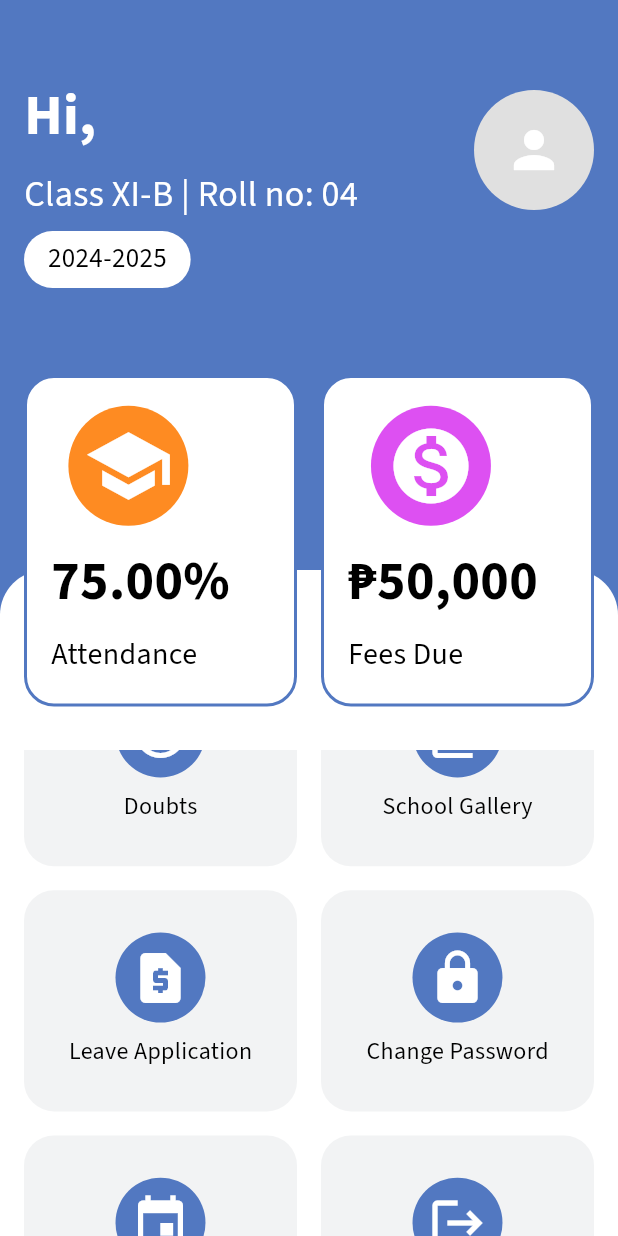
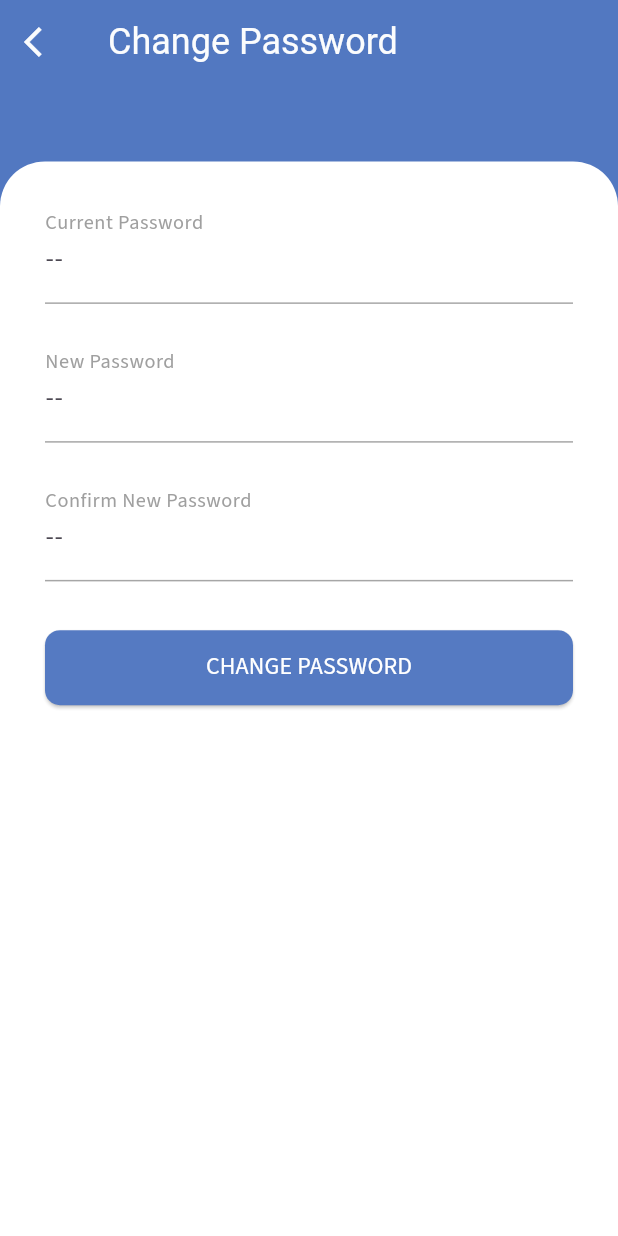
Before and after one commit to georgecabaccang/iskulapp-flutter, a Flutter app: the HomePage screen opened directly with empty values, scrolled down 576 dp, after a tap on "Change Password", on a phone screen of 412 x 824 dp. Run offline on Flutter 3.47's test engine with Material 3 defaults, Android fonts, the phone set to English and light mode, and no system bars; our stand-ins replace dotted_line, flutter_bloc, flutter_dotenv, flutter_secure_storage, flutter_spinkit, freezed_annotation and 1 more; accounts and stored records are empty.

Commit message:
added leave application and change password page

```diff
--- a/lib/features/auth/auth_repository/auth_api_repository.dart
+++ b/lib/features/auth/auth_repository/auth_api_repository.dart
@@ -1,3 +1,5 @@
+import 'package:flutter/foundation.dart';
+
 import 'schemas/schemas.dart';
 import 'package:school_erp/features/shared/constants/http_status.dart';
 import 'package:http/http.dart' as http;
@@ -65,6 +67,7 @@ class AuthRepository {
           "client_secret": clientSecret
         }));
     final parsed = jsonDecode(res.body);
+    debugPrint('parsed; $parsed');
     final String accessToken = parsed['access_token'];
     return accessToken;
   }
--- /dev/null
+++ b/lib/pages/change_password/change_password_page.dart
@@ -0,0 +1,84 @@
+import 'package:flutter/material.dart';
+import 'package:school_erp/theme/colors.dart';
+import 'package:school_erp/pages/common_widgets/custom_app_bar.dart';
+import 'package:school_erp/pages/assignment/widgets/assignment_animation_manager.dart';
+import 'package:school_erp/pages/change_password/widgets/change_password_card.dart'; // Import the new widget
+
+class ChangePasswordPage extends StatefulWidget {
+  const ChangePasswordPage({super.key});
+
+  @override
+  _ChangePasswordPageState createState() => _ChangePasswordPageState();
+}
+
+class _ChangePasswordPageState extends State<ChangePasswordPage>
+    with SingleTickerProviderStateMixin {
+  late AssignmentAnimationManager animationManager;
+
+  @override
+  void initState() {
+    super.initState();
+    animationManager = AssignmentAnimationManager(vsync: this);
+    _startAnimation();
+  }
+
+  void _startAnimation() {
+    animationManager.startAnimation();
+  }
+
+  void _handleBackPress() {
+    animationManager.reverseAnimation();
+    Future.delayed(animationManager.duration, () {
+      if (mounted) {
+        Navigator.pop(context);
+      }
+    });
+  }
+
+  @override
+  Widget build(BuildContext context) {
+    return Scaffold(
+      appBar: CustomAppBar(
+        title: "Change Password",
+        fadeAnimation: animationManager.fadeAnimation,
+        onBackPressed: _handleBackPress,
+      ),
+      body: Stack(
+        children: [
+          // Background with gradient and some designs
+          Container(color: AppColors.primaryColor),
+          AnimatedBuilder(
+            animation: animationManager.controller,
+            builder: (context, child) {
+              return Positioned(
+                top: animationManager.topPosition,
+                left: 0,
+                right: 0,
+                bottom: 0,
+                child: Container(
+                  decoration: const BoxDecoration(
+                    color: Colors.white,
+                    borderRadius: BorderRadius.only(
+                      topLeft: Radius.circular(30.0),
+                      topRight: Radius.circular(30.0),
+                    ),
+                  ),
+                  child: FadeTransition(
+                    opacity: animationManager.fadeAnimation,
+                    child: const ChangePasswordCard(),
+                  ),
+                ),
+              );
+            },
+          ),
+        ],
+      ),
+    );
+  }
+
+  @override
+  void dispose() {
+    animationManager.dispose();
+    super.dispose();
+  }
+}
--- /dev/null
+++ b/lib/pages/change_password/widgets/change_password_card.dart
@@ -0,0 +1,80 @@
+import 'package:flutter/material.dart';
+import 'package:school_erp/theme/text_styles.dart';
+
+class ChangePasswordCard extends StatelessWidget {
+  const ChangePasswordCard({Key? key}) : super(key: key);
+
+  @override
+  Widget build(BuildContext context) {
+    return Padding(
+      padding: const EdgeInsets.only(left: 30.0, right: 30.0, top: 10.0),
+      child: Column(
+        crossAxisAlignment: CrossAxisAlignment.start,
+        children: [
+          const SizedBox(height: 16.0),
+          TextField(
+            decoration: InputDecoration(
+              labelText: 'Current Password',
+              labelStyle:
+                  bodyStyle().copyWith(color: Colors.grey, fontSize: 18),
+              hintText: '--',
+              floatingLabelBehavior: FloatingLabelBehavior.always,
+              border: InputBorder.none,
+            ),
+            style: bodyStyle().copyWith(fontSize: 18),
+            obscureText: true, // Hide password input
+          ),
+          const Divider(color: Color(0xFFA5A5A5)),
+          const SizedBox(height: 16.0),
+          TextField(
+            decoration: InputDecoration(
+              labelText: 'New Password',
+              labelStyle:
+                  bodyStyle().copyWith(color: Colors.grey, fontSize: 18),
+              hintText: '--',
+              floatingLabelBehavior: FloatingLabelBehavior.always,
+              border: InputBorder.none,
+            ),
+            style: bodyStyle().copyWith(fontSize: 18),
+            obscureText: true, // Hide password input
+          ),
+          const Divider(color: Color(0xFFA5A5A5)),
+          const SizedBox(height: 16.0),
+          TextField(
+            decoration: InputDecoration(
+              labelText: 'Confirm New Password',
+              labelStyle:
+                  bodyStyle().copyWith(color: Colors.grey, fontSize: 18),
+              hintText: '--',
+              floatingLabelBehavior: FloatingLabelBehavior.always,
+              border: InputBorder.none,
+            ),
+            maxLines: 1,
+            style: bodyStyle().copyWith(fontSize: 18),
+            obscureText: true, // Hide password input
+          ),
+          const Divider(color: Color(0xFFA5A5A5)),
+          const SizedBox(height: 25),
+          Center(
+            child: ElevatedButton(
+              style: ElevatedButton.styleFrom(
+                backgroundColor: const Color(0xFF5278C1),
+                shape: RoundedRectangleBorder(
+                  borderRadius: BorderRadius.circular(10),
+                ),
+                minimumSize: const Size(double.infinity, 50),
+              ),
+              onPressed: () {
+                // Submit change password logic here
+              },
+              child: Text(
+                'CHANGE PASSWORD',
+                style: buttonTextStyle().copyWith(color: Colors.white),
+              ),
+            ),
+          )
+        ],
+      ),
+    );
+  }
+}
--- a/lib/pages/home/home_page.dart
+++ b/lib/pages/home/home_page.dart
@@ -12,6 +12,8 @@ import 'package:flutter_bloc/flutter_bloc.dart';
 import 'package:school_erp/theme/colors.dart';
 import 'package:school_erp/theme/text_styles.dart';
 import 'package:school_erp/constants/text_constants.dart';
+import 'package:school_erp/pages/leave_application/leave_application_page.dart';
+import 'package:school_erp/pages/change_password/change_password_page.dart';
 
 class HomePage extends StatefulWidget {
   const HomePage(this.user, {super.key});
@@ -110,6 +112,56 @@ class _HomePageState extends State<HomePage> {
       PageRouteBuilder(
         pageBuilder: (context, animation, secondaryAnimation) =>
             const EventsPage(),
+      ),
+    );
+  }
+
+  void _goToLeaveApplicationPage() {
+    setState(() {
+      _isTransitioning = true;
+    });
+
+    _navigateToLeaveApplicationPage().then((_) {
+      setState(() {
+        _isTransitioning = false;
+        _animate = false;
+        _startAnimation(); // Re-start the animation when coming back
+      });
+    });
+  }
+
+  Future<void> _navigateToLeaveApplicationPage() async {
+    await Future.delayed(const Duration(milliseconds: 200));
+    await Navigator.push(
+      context,
+      PageRouteBuilder(
+        pageBuilder: (context, animation, secondaryAnimation) =>
+            const LeaveApplicationPage(),
+      ),
+    );
+  }
+
+  void _goToChangePasswordPage() {
+    setState(() {
+      _isTransitioning = true;
+    });
+
+    _navigateToChangePasswordPage().then((_) {
+      setState(() {
+        _isTransitioning = false;
+        _animate = false;
+        _startAnimation(); // Re-start the animation when coming back
+      });
+    });
+  }
+
+  Future<void> _navigateToChangePasswordPage() async {
+    await Future.delayed(const Duration(milliseconds: 200));
+    await Navigator.push(
+      context,
+      PageRouteBuilder(
+        pageBuilder: (context, animation, secondaryAnimation) =>
+            const ChangePasswordPage(),
       ),
     );
   }
@@ -393,9 +445,13 @@ class _HomePageState extends State<HomePage> {
       {
         'title': 'Leave Application',
         'icon': Icons.request_page,
-        'callback': () => ()
+        'callback': () => _goToLeaveApplicationPage()
       },
-      {'title': 'Change Password', 'icon': Icons.lock, 'callback': () => ()},
+      {
+        'title': 'Change Password',
+        'icon': Icons.lock,
+        'callback': () => _goToChangePasswordPage()
+      },
       {
         'title': 'Events',
         'icon': Icons.event,
```
Also changed, not shown: lib/pages/leave_application/leave_application_page.dart (added, +84 -0 lines), lib/pages/leave_application/widgets/leave_application_card.dart (added, +77 -0 lines), 1 other file.
